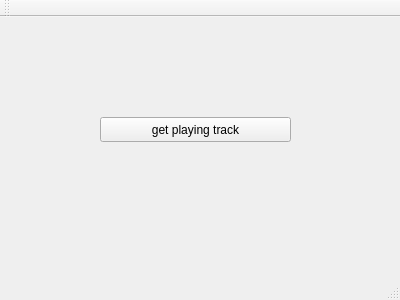
First picture: the form in mainwindow.ui, repository Cynnexis/MuSync, before the edit.
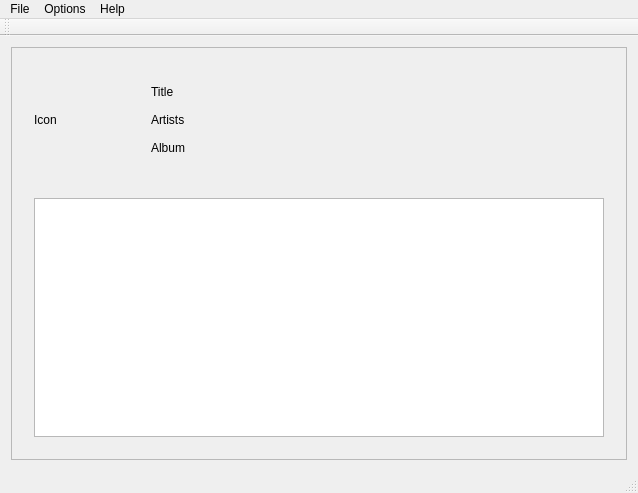
Second picture: the form after the edit.

What changed in the file:
```diff
--- a/mainwindow.ui
+++ b/mainwindow.ui
@@ -6,37 +6,131 @@
    <rect>
     <x>0</x>
     <y>0</y>
-    <width>400</width>
-    <height>300</height>
+    <width>638</width>
+    <height>493</height>
    </rect>
   </property>
   <property name="windowTitle">
    <string>MainWindow</string>
   </property>
   <widget class="QWidget" name="centralWidget">
-   <widget class="QPushButton" name="pb_playingTrack">
-    <property name="geometry">
-     <rect>
-      <x>100</x>
-      <y>100</y>
-      <width>191</width>
-      <height>25</height>
-     </rect>
-    </property>
-    <property name="text">
-     <string>get playing track</string>
-    </property>
-   </widget>
+   <layout class="QVBoxLayout" name="verticalLayout">
+    <item>
+     <widget class="QScrollArea" name="scrollArea">
+      <property name="widgetResizable">
+       <bool>true</bool>
+      </property>
+      <widget class="QWidget" name="scrollAreaWidgetContents">
+       <property name="geometry">
+        <rect>
+         <x>0</x>
+         <y>0</y>
+         <width>614</width>
+         <height>400</height>
+        </rect>
+       </property>
+       <layout class="QVBoxLayout" name="verticalLayout_2">
+        <item>
+         <widget class="QWidget" name="widget" native="true">
+          <layout class="QHBoxLayout" name="horizontalLayout">
+           <item>
+            <widget class="QLabel" name="lb_thumbnail">
+             <property name="minimumSize">
+              <size>
+               <width>100</width>
+               <height>100</height>
+              </size>
+             </property>
+             <property name="maximumSize">
+              <size>
+               <width>100</width>
+               <height>100</height>
+              </size>
+             </property>
+             <property name="text">
+              <string>Icon</string>
+             </property>
+            </widget>
+           </item>
+           <item>
+            <widget class="QWidget" name="widget_3" native="true">
+             <layout class="QVBoxLayout" name="verticalLayout_3">
+              <item>
+               <widget class="QLabel" name="lb_title">
+                <property name="text">
+                 <string>Title</string>
+                </property>
+                <property name="textFormat">
+                 <enum>Qt::AutoText</enum>
+                </property>
+               </widget>
+              </item>
+              <item>
+               <widget class="QLabel" name="lb_artists">
+                <property name="text">
+                 <string>Artists</string>
+                </property>
+               </widget>
+              </item>
+              <item>
+               <widget class="QLabel" name="lb_album">
+                <property name="text">
+                 <string>Album</string>
+                </property>
+               </widget>
+              </item>
+             </layout>
+            </widget>
+           </item>
+          </layout>
+         </widget>
+        </item>
+        <item>
+         <widget class="QWidget" name="widget_2" native="true">
+          <layout class="QVBoxLayout" name="verticalLayout_4">
+           <item>
+            <widget class="QTextEdit" name="te_lyrics">
+             <property name="readOnly">
+              <bool>true</bool>
+             </property>
+            </widget>
+           </item>
+          </layout>
+         </widget>
+        </item>
+       </layout>
+      </widget>
+     </widget>
+    </item>
+   </layout>
   </widget>
   <widget class="QMenuBar" name="menuBar">
    <property name="geometry">
     <rect>
      <x>0</x>
      <y>0</y>
-     <width>400</width>
+     <width>638</width>
      <height>25</height>
     </rect>
    </property>
+   <widget class="QMenu" name="menuFile">
+    <property name="title">
+     <string>File</string>
+    </property>
+   </widget>
+   <widget class="QMenu" name="menuOptions">
+    <property name="title">
+     <string>Options</string>
+    </property>
+   </widget>
+   <widget class="QMenu" name="menuHelp">
+    <property name="title">
+     <string>Help</string>
+    </property>
+   </widget>
+   <addaction name="menuFile"/>
+   <addaction name="menuOptions"/>
+   <addaction name="menuHelp"/>
   </widget>
   <widget class="QToolBar" name="mainToolBar">
    <attribute name="toolBarArea">
```
